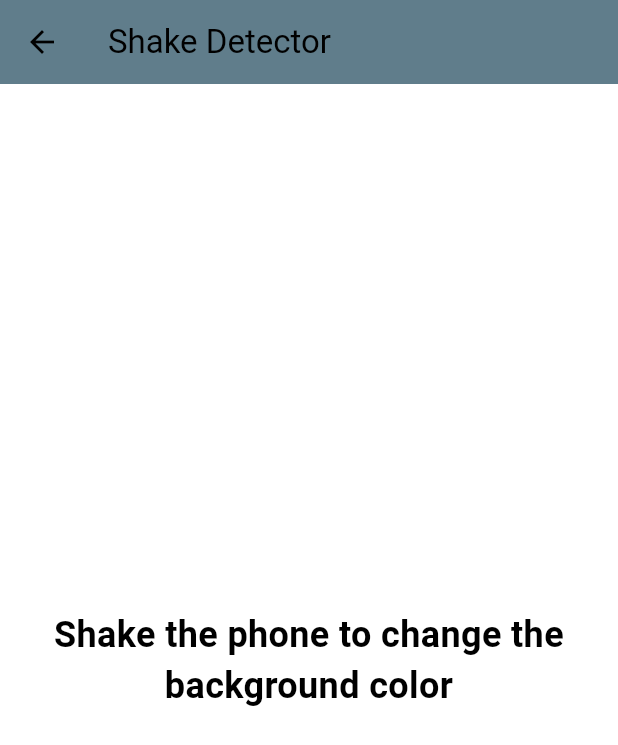
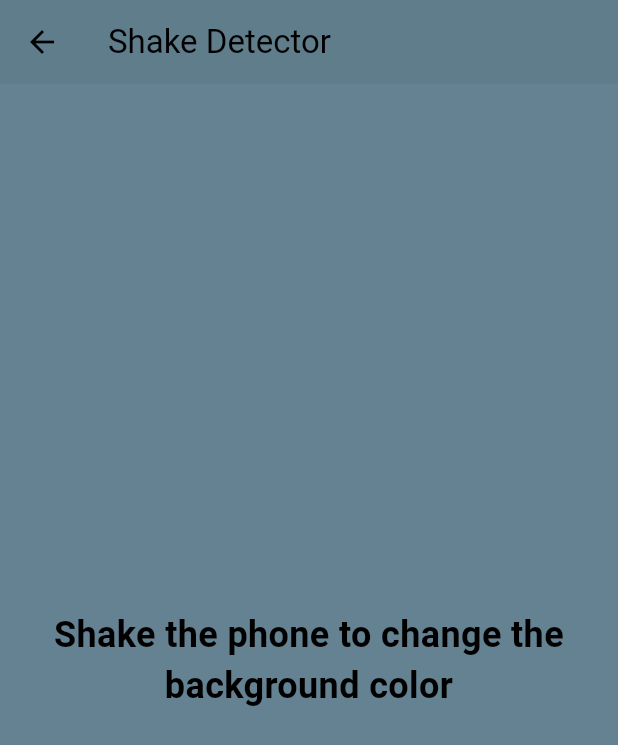
Before and after one commit to MasaFook/flutter_harjoitus, a Flutter app: the Shaker screen opened directly, on a phone screen of 412 x 824 dp. Shown: the top 745 px of the screen. Run offline on Flutter 3.47's test engine with Material 3 defaults, Android fonts, the phone set to English and light mode, and no system bars; our stand-ins replace camera, cloud_firestore, device_info_plus, firebase_auth, firebase_core, image_gallery_saver and 2 more; missing offline and left inert: firebase_ui_auth, shake; accounts and stored records are empty.

Commit message:
päivitys

```diff
--- a/lib/views/app_3.dart
+++ b/lib/views/app_3.dart
@@ -11,7 +11,7 @@ class Shaker extends StatefulWidget {
 
 class ShakerState extends State<Shaker> {
   late ShakeDetector _shakeDetector;
-  Color _backgroundColor = const Color.fromARGB(255, 255, 255, 255);
+  Color _backgroundColor = const Color.fromARGB(255, 100, 130, 145);
 
   @override
   void initState() {
--- a/pubspec.yaml
+++ b/pubspec.yaml
@@ -48,6 +48,8 @@ dependencies:
   device_info_plus: ^9.1.2
   shake: ^2.2.0
   share_plus: ^7.2.2
+
+depedency_overrides:
   sensors_plus: ^4.0.2
 
 dev_dependencies:
```
Also changed, not shown: lib/views/app_2.dart (+14 -4 lines), pubspec.lock.
